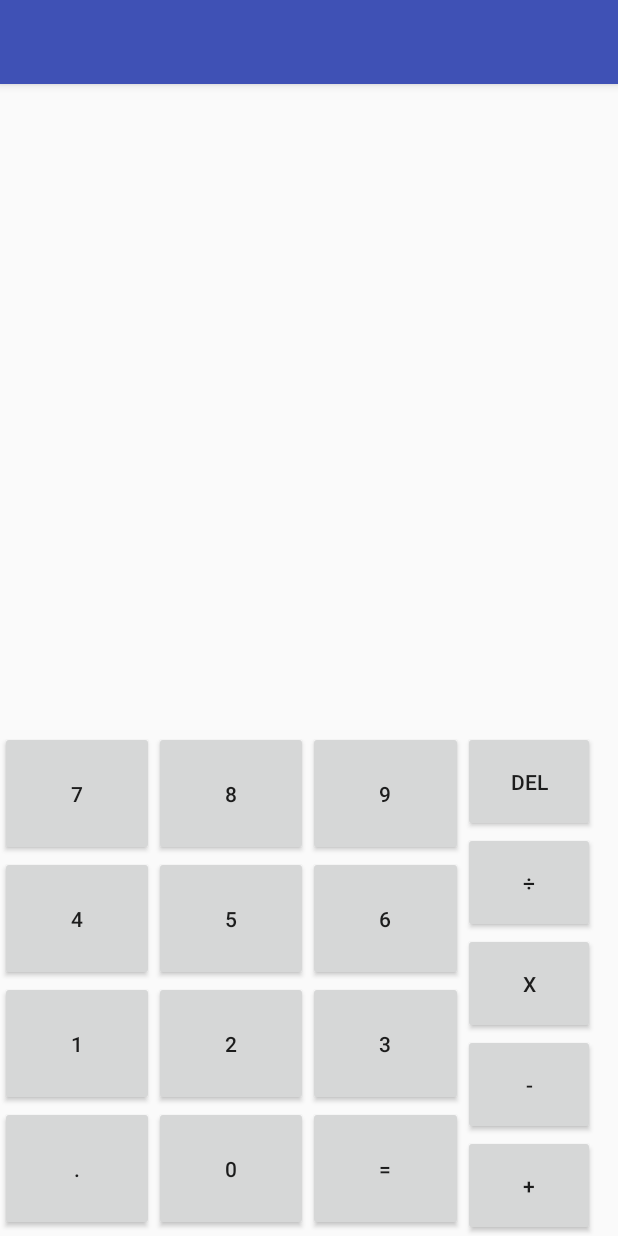
After one commit to usopp9/View_Study, an Android app: the TGridLayoutExActivity screen opened directly, with no data from a screen before it, on a phone screen of 412 x 824 dp. The commit adds this screen. Run offline under Robolectric (Android 15) with nearby library versions, the phone set to English and light mode, and no system bars.

Commit message:
레이아웃 완료

```diff
--- /dev/null
+++ b/app/src/main/java/kr/or/dgit/it/view_study/TGridLayoutExActivity.java
@@ -0,0 +1,14 @@
+package kr.or.dgit.it.view_study;
+
+import android.support.v7.app.AppCompatActivity;
+import android.os.Bundle;
+
+public class TGridLayoutExActivity extends AppCompatActivity {
+
+    @Override
+    protected void onCreate(Bundle savedInstanceState) {
+        super.onCreate(savedInstanceState);
+        setContentView(R.layout.activity_tgrid_layout_ex);
+        setTitle(getIntent().getStringExtra("title"));
+    }
+}
--- /dev/null
+++ b/app/src/main/res/layout/activity_tgrid_layout_ex.xml
@@ -0,0 +1,115 @@
+<?xml version="1.0" encoding="utf-8"?>
+<LinearLayout xmlns:android="http://schemas.android.com/apk/res/android"
+    xmlns:app="http://schemas.android.com/apk/res-auto"
+    xmlns:tools="http://schemas.android.com/tools"
+    android:layout_width="match_parent"
+    android:layout_height="match_parent"
+    android:orientation="vertical"
+    tools:context=".TGridLayoutExActivity">
+
+    <TextView
+        android:layout_width="match_parent"
+        android:layout_height="0dp"
+        android:layout_weight="1"/>
+
+    <LinearLayout
+        android:layout_width="match_parent"
+        android:layout_height="wrap_content"
+        android:orientation="horizontal">
+        <TableLayout
+            android:layout_width="0dp"
+            android:layout_height="match_parent"
+            android:layout_weight="3">
+            <TableRow>
+                <Button android:layout_width="0dp"
+                    android:layout_weight="1"
+                    android:text="7"
+                    android:paddingTop="32dp"
+                    android:paddingBottom="32dp"/>
+                <Button android:layout_width="0dp"
+                    android:layout_weight="1"
+                    android:text="8"
+                    android:paddingTop="32dp"
+                    android:paddingBottom="32dp"/>
+                <Button android:layout_width="0dp"
+                    android:layout_weight="1"
+                    android:text="9"
+                    android:paddingTop="32dp"
+                    android:paddingBottom="32dp"/>
+            </TableRow>
+            <TableRow>
+                <Button android:layout_width="0dp"
+                    android:layout_weight="1"
+                    android:text="4"
+                    android:paddingTop="32dp"
+                    android:paddingBottom="32dp"/>
+                <Button android:layout_width="0dp"
+                    android:layout_weight="1"
+                    android:text="5"
+                    android:paddingTop="32dp"
+                    android:paddingBottom="32dp"/>
+                <Button android:layout_width="0dp"
+                    android:layout_weight="1"
+                    android:text="6"
+                    android:paddingTop="32dp"
+                    android:paddingBottom="32dp"/>
+            </TableRow>
+            <TableRow>
+                <Button android:layout_width="0dp"
+                    android:layout_weight="1"
+                    android:text="1"
+                    android:paddingTop="32dp"
+                    android:paddingBottom="32dp"/>
+                <Button android:layout_width="0dp"
+                    android:layout_weight="1"
+                    android:text="2"
+                    android:paddingTop="32dp"
+                    android:paddingBottom="32dp"/>
+                <Button android:layout_width="0dp"
+                    android:layout_weight="1"
+                    android:text="3"
+                    android:paddingTop="32dp"
+                    android:paddingBottom="32dp"/>
+            </TableRow>
+            <TableRow>
+                <Button android:layout_width="0dp"
+                    android:layout_weight="1"
+                    android:text="."
+                    android:paddingTop="32dp"
+                    android:paddingBottom="32dp"/>
+                <Button android:layout_width="0dp"
+                    android:layout_weight="1"
+                    android:text="0"
+                    android:paddingTop="32dp"
+                    android:paddingBottom="32dp"/>
+                <Button android:layout_width="0dp"
+                    android:layout_weight="1"
+                    android:text="="
+                    android:paddingTop="32dp"
+                    android:paddingBottom="32dp"/>
+            </TableRow>
+        </TableLayout>
+        <GridLayout
+            android:layout_width="0dp"
+            android:layout_height="match_parent"
+            android:layout_weight="1"
+            android:orientation="vertical">
+
+            <Button android:text="Del"
+                android:paddingTop="24dp"
+                android:paddingBottom="24dp"/>
+            <Button android:text="÷"
+                android:paddingTop="24dp"
+                android:paddingBottom="24dp"/>
+            <Button android:text="x"
+                android:paddingTop="24dp"
+                android:paddingBottom="24dp"/>
+            <Button android:text="-"
+                android:paddingTop="24dp"
+                android:paddingBottom="24dp"/>
+            <Button android:text="+"
+                android:paddingTop="24dp"
+                android:paddingBottom="24dp"/>
+        </GridLayout>
+    </LinearLayout>
+</LinearLayout>
--- a/app/src/main/res/values/strings.xml
+++ b/app/src/main/res/values/strings.xml
@@ -6,4 +6,6 @@
     <string name="main_title">뷰 기초 속성활용</string>
     <string name="main_title02">TextView 활용</string>
     <string name="long_text">으라차차 와이키키는 영화감독을 꿈꾸는 불운의 아이콘 강동구(김정현), 똘기 충만 생계형 배우 이준기(이이경), 반백수 프리랜서 작가 봉두식(손승원)이 망할 위기에 처한 게스트하우스 와이키키에서 펼치는 청춘 드라마를 다룬 작품이다. 정인선은 극중 허당기 가득하지만 사랑스러운 한윤아 캐릭터를 맡아 열연했다. 한윤아는 딸 솔이를 홀로 키우며 살아가는 미혼모다. 생활고에 지쳐 딸을 와이키키에 버리기도 했지만, 바로 딸을 찾으러 왔다 와이키키에 머물게 된다. 그리고 파티셰라는 새로운 꿈을 찾아 고군분투한다. 그 과정에서 철 없지만 순수하고 따뜻한 마음을 가진 강동구와의 사랑을 키워간다. 정인선은 거침없는 푼수 연기부터 허당 코믹 연기, 모성애 연기까지. 폭 넓은 연기 스펙트럼으로 여주인공으로서의 롤을 톡톡히 해냈다</string>
+    <string name="main_title03">LinearLayout</string>
+    <string name="main_title04">RelativeLayout</string>
 </resources>
```
Also changed, not shown: app/src/main/AndroidManifest.xml (+6 -1 lines), app/src/main/java/kr/or/dgit/it/view_study/FrameLayoutExActivity.java (added, +52 -0 lines), app/src/main/java/kr/or/dgit/it/view_study/LinearLayoutExActivity.java (added, +14 -0 lines), app/src/main/java/kr/or/dgit/it/view_study/MainActivity.java (+20 -1 lines), app/src/main/java/kr/or/dgit/it/view_study/RelativeLayoutExActivity.java (added, +14 -0 lines), app/src/main/java/kr/or/dgit/it/view_study/TabHostExActivity.java (added, +30 -0 lines), app/src/main/res/layout/activity_frame_layout_ex.xml (added, +82 -0 lines), app/src/main/res/layout/activity_linear_layout_ex.xml (added, +43 -0 lines), app/src/main/res/layout/activity_main.xml (+46 -0 lines), app/src/main/res/layout/activity_relative_layout_ex.xml (added, +42 -0 lines), app/src/main/res/layout/activity_tab_host_ex.xml (added, +52 -0 lines), app/src/main/res/drawable/icon.png (added), app/src/main/res/drawable/tab_icon1.png (added), app/src/main/res/drawable/tab_icon2.png (added), 1 more files.
